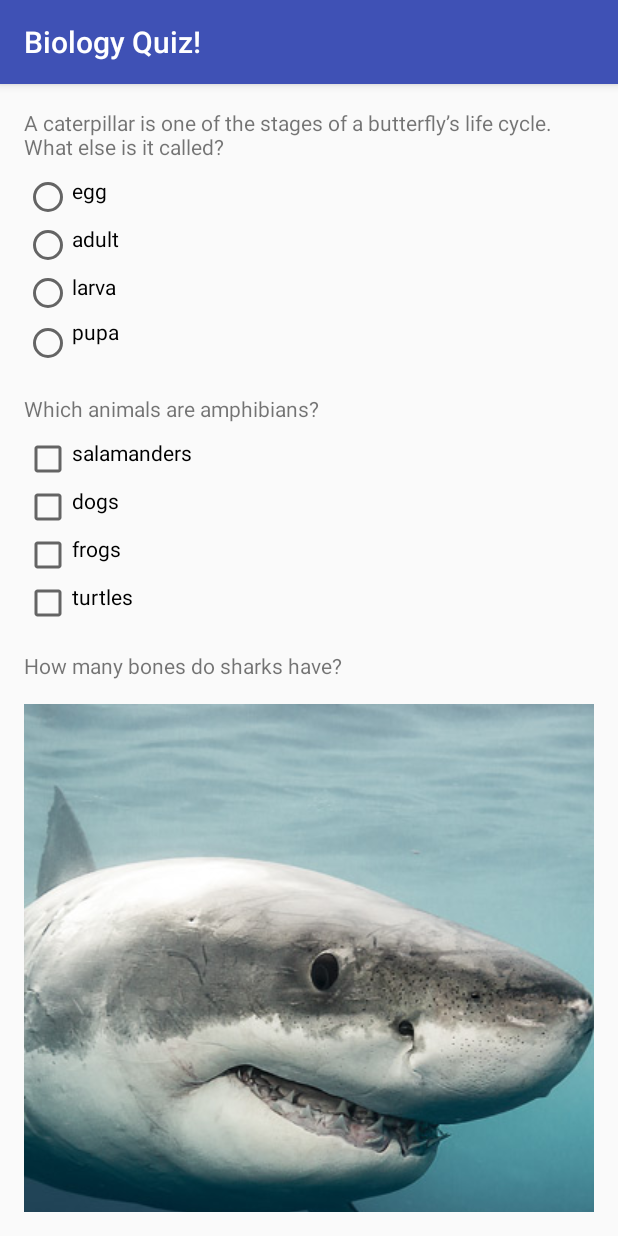
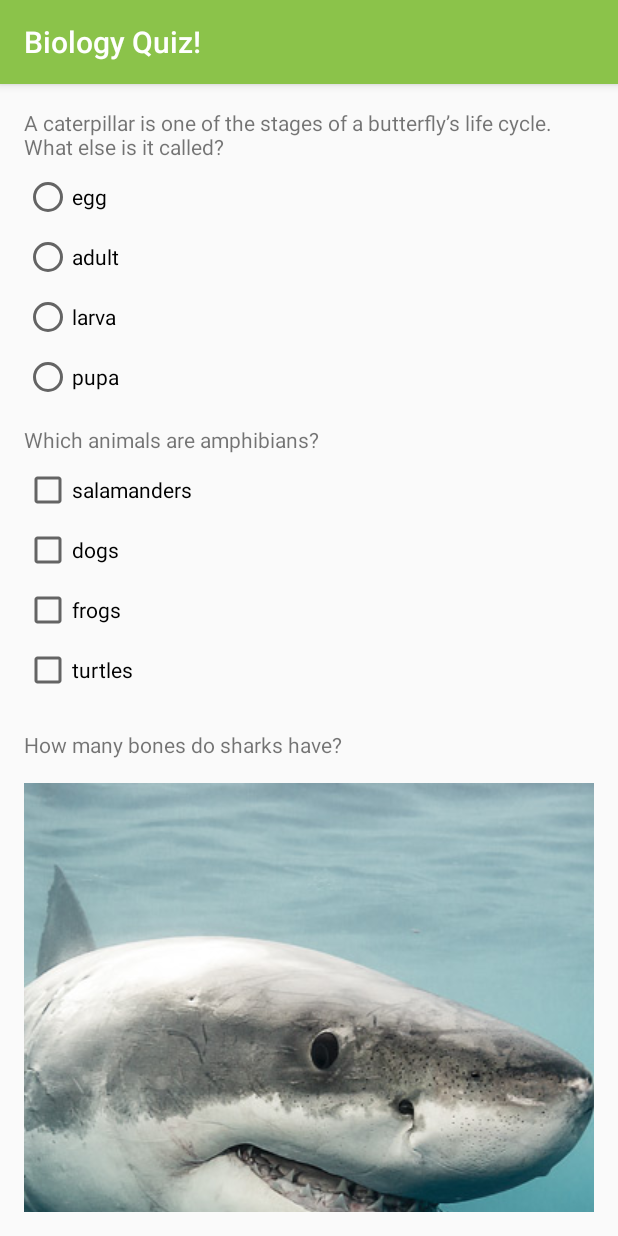
Before and after one commit to alejandra-gonzalez/android-basics, an Android app: the screen it shows after launch (QuizActivity), on a phone screen of 412 x 824 dp. Run offline under Robolectric (Android 15) with nearby library versions, the phone set to English and light mode, and no system bars.

Commit message:
use of resource xml files

```diff
--- a/BiologyQuiz/app/src/main/res/layout/activity_quiz.xml
+++ b/BiologyQuiz/app/src/main/res/layout/activity_quiz.xml
@@ -3,7 +3,7 @@
     xmlns:tools="http://schemas.android.com/tools"
     android:layout_width="match_parent"
     android:layout_height="match_parent"
-    android:padding="16dp"
+    android:padding="@dimen/space2"
     tools:context="com.example.android.biologyquiz.QuizActivity">
 
     <LinearLayout
@@ -12,9 +12,7 @@
         android:orientation="vertical">
 
         <TextView
-            android:layout_width="match_parent"
-            android:layout_height="wrap_content"
-            android:paddingBottom="8dp"
+           style="@style/commonStyle1"
             android:text="@string/question1" />
 
         <RadioGroup
@@ -22,79 +20,56 @@
             android:layout_height="wrap_content">
 
             <RadioButton
-                android:layout_width="match_parent"
-                android:layout_height="wrap_content"
-                android:paddingBottom="8dp"
+                style="@style/commonStyle1"
                 android:text="@string/q1option1" />
 
             <RadioButton
-                android:layout_width="match_parent"
-                android:layout_height="wrap_content"
-                android:paddingBottom="8dp"
+                style="@style/commonStyle1"
                 android:text="@string/q1option2" />
 
             <RadioButton
                 android:id="@+id/q1Option3"
-                android:layout_width="match_parent"
-                android:layout_height="wrap_content"
-                android:paddingBottom="8dp"
+                style="@style/commonStyle1"
                 android:text="@string/q1option3" />
 
             <RadioButton
-                android:layout_width="match_parent"
-                android:layout_height="wrap_content"
-                android:paddingBottom="16dp"
+                style="@style/commonStyle2"
                 android:text="@string/q1option4" />
 
         </RadioGroup>
 
         <TextView
-            android:layout_width="match_parent"
-            android:layout_height="wrap_content"
-            android:paddingBottom="8dp"
-            android:paddingTop="16dp"
+            style="@style/commonStyle1"
             android:text="@string/question2" />
 
         <CheckBox
             android:id="@+id/q2Answer1"
-            android:layout_width="match_parent"
-            android:layout_height="wrap_content"
-            android:paddingBottom="8dp"
+            style="@style/commonStyle1"
             android:text="@string/q2option1" />
 
         <CheckBox
             android:id="@+id/q2Answer2"
-            android:layout_width="match_parent"
-            android:layout_height="wrap_content"
-            android:paddingBottom="8dp"
+            style="@style/commonStyle1"
             android:text="@string/q2option2" />
 
         <CheckBox
             android:id="@+id/q2Answer3"
-            android:layout_width="match_parent"
-            android:layout_height="wrap_content"
-            android:paddingBottom="8dp"
+            style="@style/commonStyle1"
             android:text="@string/q2option3" />
 
         <CheckBox
             android:id="@+id/q2Answer4"
-            android:layout_width="match_parent"
-            android:layout_height="wrap_content"
-            android:paddingBottom="8dp"
+            style="@style/commonStyle1"
             android:text="@string/q2option4" />
 
         <TextView
-            android:layout_width="match_parent"
-            android:layout_height="wrap_content"
-            android:paddingBottom="16dp"
-            android:paddingTop="16dp"
+            style="@style/commonStyle2"
+            android:paddingTop="@dimen/space2"
             android:text="@string/question3" />
 
         <ImageView
-            android:layout_width="wrap_content"
-            android:layout_height="wrap_content"
+            style="@style/commonStyle2"
             android:contentDescription="@string/imageDescription"
-            android:paddingBottom="16dp"
             android:scaleType="centerCrop"
             android:src="@drawable/shark" />
 
@@ -105,11 +80,9 @@
             android:inputType="number" />
 
         <TextView
-            android:paddingTop="16dp"
-            android:layout_width="match_parent"
-            android:layout_height="wrap_content"
+            android:paddingTop="@dimen/space2"
             android:text="@string/question4"
-            android:paddingBottom="8dp"/>
+            style="@style/commonStyle1"/>
 
         <RadioGroup
             android:layout_width="match_parent"
@@ -129,7 +102,7 @@
         </RadioGroup>
 
         <Button
-            android:layout_marginTop="16dp"
+            android:layout_marginTop="@dimen/space2"
             android:layout_width="match_parent"
             android:layout_height="wrap_content"
             android:onClick="submitQuiz"
--- a/BiologyQuiz/app/src/main/res/values/colors.xml
+++ b/BiologyQuiz/app/src/main/res/values/colors.xml
@@ -1,6 +1,6 @@
 <?xml version="1.0" encoding="utf-8"?>
 <resources>
-    <color name="colorPrimary">#3F51B5</color>
-    <color name="colorPrimaryDark">#303F9F</color>
-    <color name="colorAccent">#FF4081</color>
+    <color name="colorPrimary">#8BC34A</color>
+    <color name="colorPrimaryDark">#689F38</color>
+    <color name="colorAccent">#81D4FA</color>
 </resources>
--- /dev/null
+++ b/BiologyQuiz/app/src/main/res/values/dimens.xml
@@ -0,0 +1,7 @@
+<?xml version="1.0" encoding="utf-8"?>
+<resources>
+
+    <dimen name="space1">8dp</dimen>
+    <dimen name="space2">16dp</dimen>
+
+</resources>
--- a/BiologyQuiz/app/src/main/res/values/styles.xml
+++ b/BiologyQuiz/app/src/main/res/values/styles.xml
@@ -8,4 +8,16 @@
         <item name="colorAccent">@color/colorAccent</item>
     </style>
 
+    <style name="commonStyle1">
+        <item name="android:layout_width">match_parent</item>
+        <item name="android:layout_height">wrap_content</item>
+        <item name="android:layout_marginBottom">@dimen/space1</item>
+    </style>
+
+    <style name="commonStyle2">
+        <item name="android:layout_width">match_parent</item>
+        <item name="android:layout_height">wrap_content</item>
+        <item name="android:layout_marginBottom">@dimen/space2</item>
+    </style>
+
 </resources>
```
Also changed, not shown: 1 other file.
